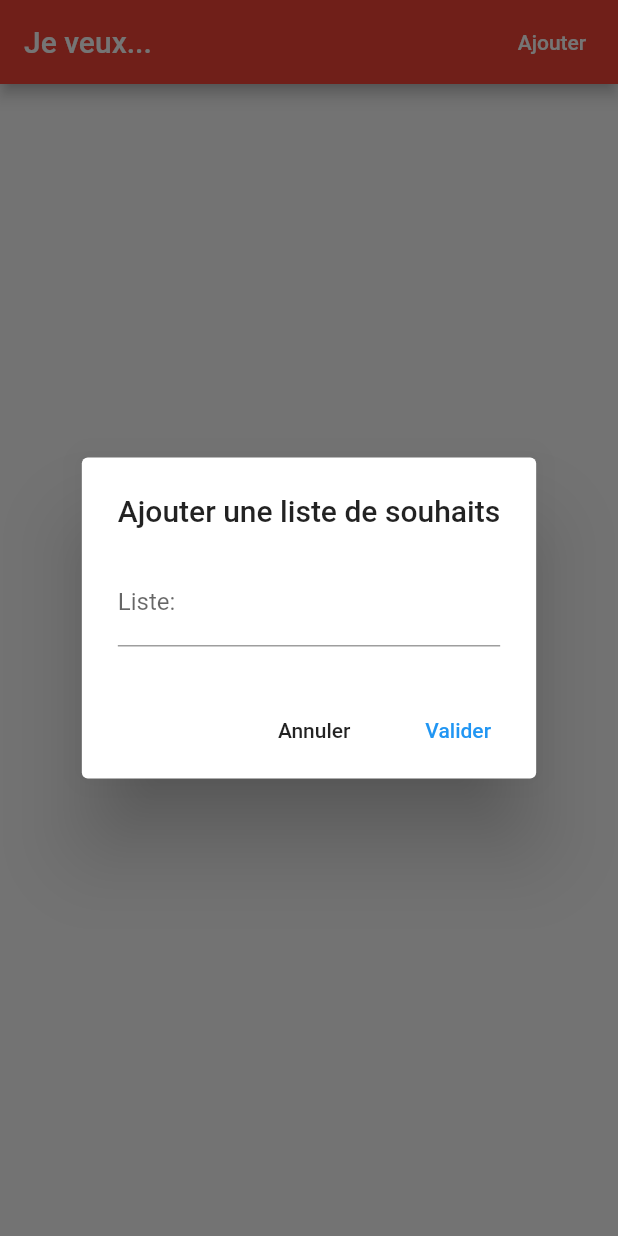
After one commit to alxreed/liste_de_courses, a Flutter app: the screen it shows after launch, after a tap on "Ajouter", on a phone screen of 412 x 824 dp. The commit adds this screen. Run offline on Flutter 3.47's test engine with Material 2 defaults, Android fonts, the phone set to English and light mode, and no system bars; our stand-ins replace sqflite; accounts and stored records are empty.

Commit message:
ajout liste ok manque ajout des articles creation de la classe article etc.

```diff
--- a/lib/model/item.dart
+++ b/lib/model/item.dart
@@ -16,5 +16,6 @@ class Item {
     if (id != null) {
       map['id'] = this.id;
     }
+    return map;
   }
 }
--- /dev/null
+++ b/lib/widgets/donnees_vides.dart
@@ -0,0 +1,15 @@
+import 'package:flutter/material.dart';
+
+class DonneesVides extends StatelessWidget {
+  @override
+  Widget build(BuildContext context) {
+    return new Center(
+      child: new Text(
+        "Acune donnée n'est présente",
+        textScaleFactor: 2.5,
+        textAlign: TextAlign.center,
+        style: new TextStyle(color: Colors.red, fontStyle: FontStyle.italic),
+      ),
+    );
+  }
+}
--- /dev/null
+++ b/lib/widgets/home_controller.dart
@@ -0,0 +1,121 @@
+import 'package:flutter/material.dart';
+import 'package:liste_de_courses/model/item.dart';
+import 'package:liste_de_courses/widgets/donnees_vides.dart';
+import 'package:liste_de_courses/model/databaseClient.dart';
+
+class MyHomePage extends StatefulWidget {
+  MyHomePage({Key key, this.title}) : super(key: key);
+
+  final String title;
+
+  @override
+  _MyHomePageState createState() => _MyHomePageState();
+}
+
+class _MyHomePageState extends State<MyHomePage> {
+  String nouvelleListe;
+  List<Item> items = [];
+
+  @override
+  void initState() {
+    super.initState();
+    recuperer();
+  }
+
+  @override
+  Widget build(BuildContext context) {
+    return Scaffold(
+      appBar: AppBar(
+        title: Text(widget.title),
+        actions: <Widget>[
+          new FlatButton(
+            child: new Text(
+              "Ajouter",
+              style: new TextStyle(color: Colors.white),
+            ),
+            onPressed: (() => ajouter(null)),
+          )
+        ],
+      ),
+      body: (items == null || items.length == 0)
+          ? new DonneesVides()
+          : new ListView.builder(
+              itemCount: items.length,
+              itemBuilder: (context, i) {
+                Item item = items[i];
+                return new ListTile(
+                  title: new Text(item.nom),
+                  trailing: new IconButton(
+                    icon: new Icon(Icons.delete),
+                    onPressed: () {
+                      DatabaseClient().delete(item.id, 'item').then((int) {
+                        recuperer();
+                      });
+                    },
+                  ),
+                  leading: new IconButton(
+                    icon: new Icon(Icons.edit),
+                    onPressed: (() => ajouter(item)),
+                  ),
+                );
+              },
+            ),
+    );
+  }
+
+  Future<Null> ajouter(Item item) async {
+    await showDialog(
+        context: context,
+        barrierDismissible: false,
+        builder: (BuildContext buildcontext) {
+          return new AlertDialog(
+            title: new Text("Ajouter une liste de souhaits"),
+            content: new TextField(
+              decoration: new InputDecoration(
+                labelText: "Liste:",
+                hintText:
+                    (item == null) ? "ex: mes prochains jeux vidéos" : item.nom,
+              ),
+              onChanged: (String str) {
+                nouvelleListe = str;
+              },
+            ),
+            actions: <Widget>[
+              new FlatButton(
+                onPressed: (() => Navigator.pop(buildcontext)),
+                child: new Text("Annuler"),
+              ),
+              new FlatButton(
+                onPressed: () {
+                  // Ajouter le code pour pouvoir ajouter à la bae de données
+                  if (nouvelleListe != null) {
+                    if (item == null) {
+                      item = new Item();
+                      Map<String, dynamic> map = {"nom": nouvelleListe};
+                      item.fromMap(map);
+                    } else {
+                      item.nom = nouvelleListe;
+                    }
+                    DatabaseClient().upsertItem(item).then((i) => recuperer());
+                    nouvelleListe = null;
+                  }
+                  Navigator.pop(buildcontext);
+                },
+                child: new Text(
+                  "Valider",
+                  style: new TextStyle(color: Colors.blue),
+                ),
+              )
+            ],
+          );
+        });
+  }
+
+  void recuperer() {
+    DatabaseClient().allItem().then((items) {
+      setState(() {
+        this.items = items;
+      });
+    });
+  }
+}
```
Also changed, not shown: lib/main.dart (+1 -66 lines), lib/model/databaseClient.dart (+37 -0 lines).
